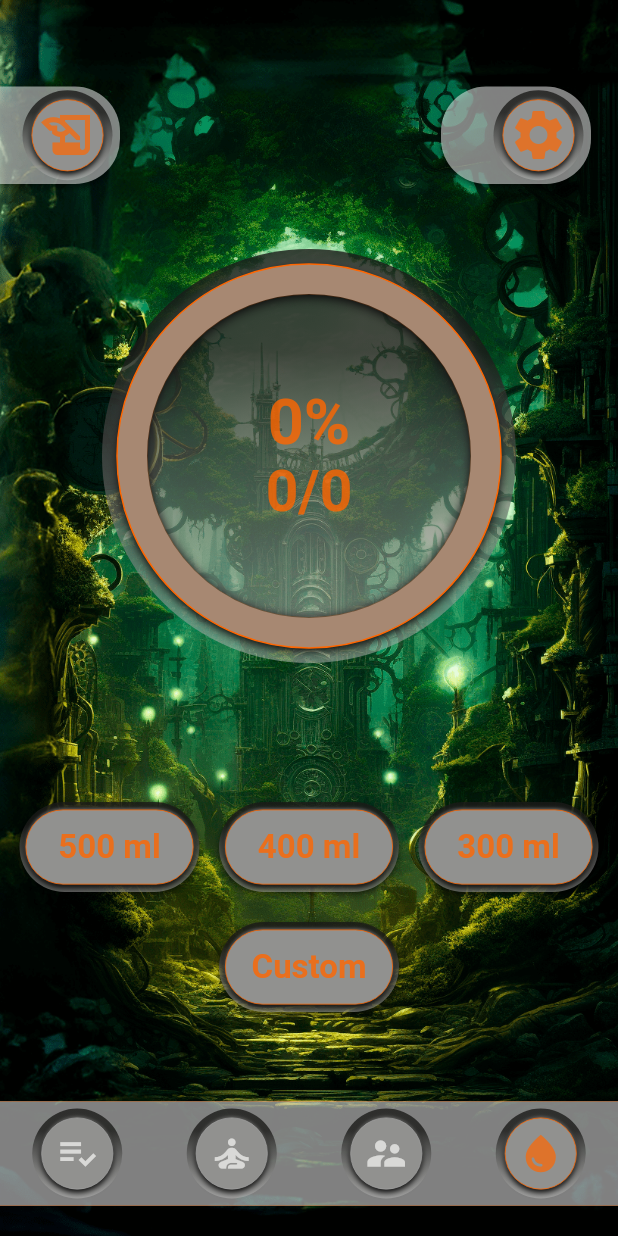
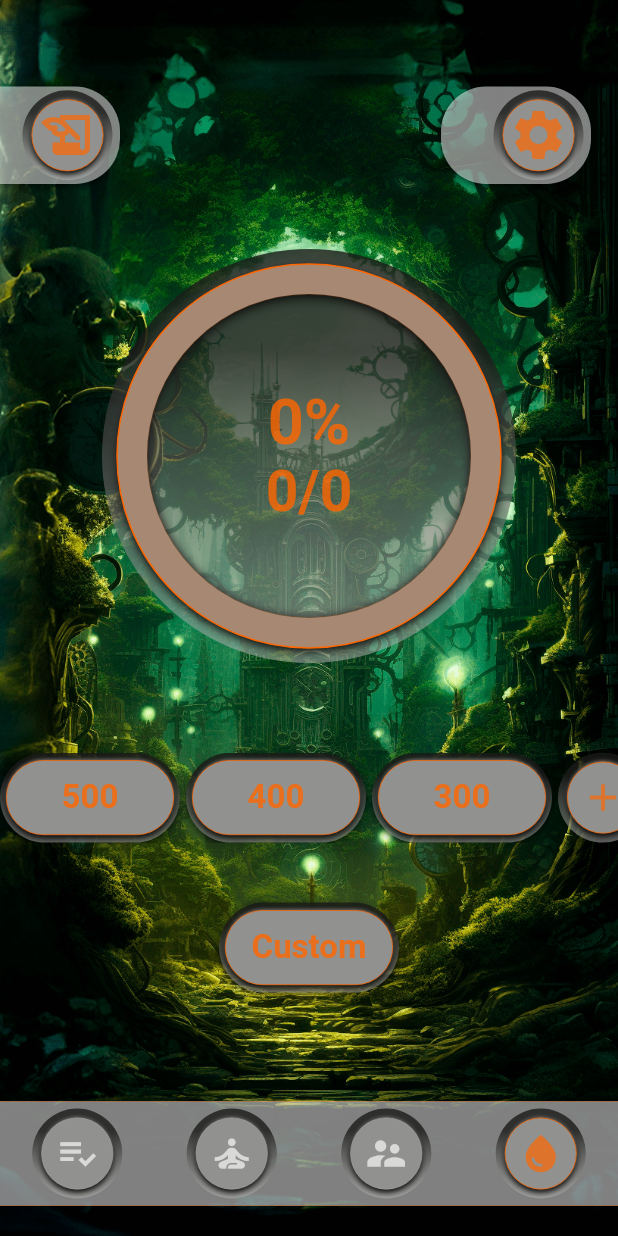
Before and after one commit to denissavishchev/today, a Flutter app: the screen it shows after launch, swiped to page 4, on a phone screen of 412 x 824 dp. Run offline on Flutter 3.47's test engine with Material 2 defaults, Android fonts, the phone set to English and light mode, and no system bars; our stand-ins replace awesome_notifications, countup, hive, hive_flutter, percent_indicator; missing offline and left inert: flutter_ringtone_player, flutter_rounded_date_picker; accounts and stored records are empty.

Commit message:
add water buttons

```diff
--- a/lib/pages/water_page.dart
+++ b/lib/pages/water_page.dart
@@ -8,6 +8,7 @@ import '../model/boxes.dart';
 import '../model/water_model.dart';
 import '../widgets/circular_background_painter.dart';
 import '../widgets/drink_button.dart';
+import '../widgets/only_button.dart';
 import '../widgets/settings_button.dart';
 import '../widgets/side_button_widget.dart';
 
@@ -107,31 +108,48 @@ class WaterPage extends StatelessWidget {
                             ],
                           ),
                         ),
-                        SizedBox(height: size.height * 0.08,),
+                        SizedBox(height: size.height * 0.04,),
                         Column(
                           children: [
-                            Row(
-                              mainAxisAlignment: MainAxisAlignment.spaceEvenly,
-                              children: [
-                                DrinkButton(
-                                  onTap: () => data.addWater(500),
-                                  quantity: '500 ml',
+                            SizedBox(
+                              width: size.width,
+                              height: 60,
+                              child: SingleChildScrollView(
+                                physics: const ScrollPhysics(),
+                                scrollDirection: Axis.horizontal,
+                                child: Row(
+                                  children: [
+                                    ListView.builder(
+                                      physics: const NeverScrollableScrollPhysics(),
+                                      shrinkWrap: true,
+                                      scrollDirection: Axis.horizontal,
+                                      itemCount: data.ml.length,
+                                        itemBuilder: (context, index){
+                                          return Padding(
+                                            padding: const EdgeInsets.only(right: 4),
+                                            child: DrinkButton(
+                                              onLongPress: () {
+                                                data.deleteMl(index, context);
+                                              },
+                                              onTap: () => data.addWater(data.ml[index]),
+                                              quantity: '${data.ml[index]}',
+                                            ),
+                                          );
+                                        }
+                                    ),
+                                    OnlyButton(
+                                      onTap: () => data.createMl(context, true),
+                                      icon: Icons.add,
+                                    ),
+                                  ],
                                 ),
-                                DrinkButton(
-                                  onTap: () => data.addWater(400),
-                                  quantity: '400 ml',
-                                ),
-                                DrinkButton(
-                                  onTap: () => data.addWater(300),
-                                  quantity: '300 ml',
-                                ),
-                              ],
+                              ),
                             ),
-                            const SizedBox(height: 20,),
+                            const SizedBox(height: 40,),
                             DrinkButton(
-                                onTap: () => data.selectQuantity(context),
+                              onLongPress: (){},
+                                onTap: () => data.createMl(context, false),
                                 quantity: 'Custom'),
-
                           ],
                         )
                       ],
--- a/lib/widgets/drink_button.dart
+++ b/lib/widgets/drink_button.dart
@@ -6,14 +6,17 @@ class DrinkButton extends StatelessWidget {
     super.key,
     required this.onTap,
     required this.quantity,
+    required this.onLongPress,
   });
 
   final Function() onTap;
+  final Function() onLongPress;
   final String quantity;
 
   @override
   Widget build(BuildContext context) {
     return GestureDetector(
+      onLongPress: onLongPress,
       onTap: onTap,
       child: Container(
         width: 120,
--- /dev/null
+++ b/lib/widgets/only_button.dart
@@ -0,0 +1,63 @@
+import 'package:flutter/material.dart';
+
+import '../constants.dart';
+
+class OnlyButton extends StatelessWidget {
+  const OnlyButton({
+    super.key,
+    required this.onTap,
+    required this.icon,
+  });
+
+  final Function() onTap;
+  final IconData icon;
+
+  @override
+  Widget build(BuildContext context) {
+    return Container(
+        width: 60,
+        height: 60,
+        decoration: BoxDecoration(
+          borderRadius:
+          const BorderRadius.all(Radius.circular(30)),
+          gradient: LinearGradient(
+              colors: [
+                const Color(0xffbebebc).withOpacity(0.5),
+                const Color(0xff1a1a18).withOpacity(0.8),
+              ],
+              begin: Alignment.bottomCenter,
+              end: Alignment.topCenter,
+              stops: const [0, 0.75]),
+        ),
+        child: Center(
+          child: GestureDetector(
+            onTap: onTap,
+            child: Container(
+              width: 48,
+              height: 48,
+              decoration: BoxDecoration(
+                  color: const Color(0xff91918f),
+                  border:
+                  Border.all(color: kOrange, width: 0.5),
+                  borderRadius: const BorderRadius.all(
+                      Radius.circular(25)),
+                  boxShadow: const [
+                    BoxShadow(
+                        color: Colors.black,
+                        blurRadius: 3,
+                        offset: Offset(0, 2)),
+                    BoxShadow(
+                        color: Color(0xff5e5e5c),
+                        blurRadius: 1,
+                        offset: Offset(0, -1)),
+                  ]),
+              child: Icon(
+                icon,
+                color: kOrange.withOpacity(0.7),
+                size: 30,
+              ),
+            ),
+          ),
+        ));
+  }
+}
```
Also changed, not shown: lib/pages/add_task_page.dart (+5 -45 lines), lib/providers/water_provider.dart (+131 -33 lines).
